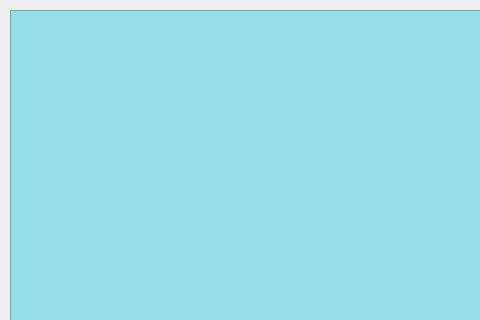
Above: Arkanoid/fenetrejeu.ui from Milieuuh/Arkanoid before the change; both pictures show x 0 to 480 and y 0 to 320 of the 650 by 900 pixel window. Below: the same form after it.
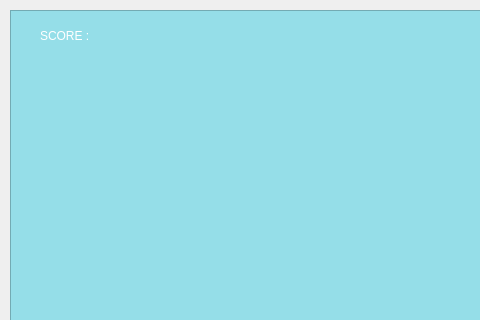
That is the form after the change.

Commit message: ajout d'un score

Diff of the .ui file:
```diff
--- a/Arkanoid/fenetrejeu.ui
+++ b/Arkanoid/fenetrejeu.ui
@@ -26,6 +26,23 @@
     <string notr="true">background-color: rgb(149, 222, 232);</string>
    </property>
   </widget>
+  <widget class="QLabel" name="l_score">
+   <property name="geometry">
+    <rect>
+     <x>40</x>
+     <y>10</y>
+     <width>241</width>
+     <height>51</height>
+    </rect>
+   </property>
+   <property name="styleSheet">
+    <string notr="true">font: 75 16pt &quot;Calibri&quot;;
+color: rgb(255, 255, 255);</string>
+   </property>
+   <property name="text">
+    <string>SCORE :</string>
+   </property>
+  </widget>
  </widget>
  <resources/>
  <connections/>
```
The commit also changes 5 other files.
